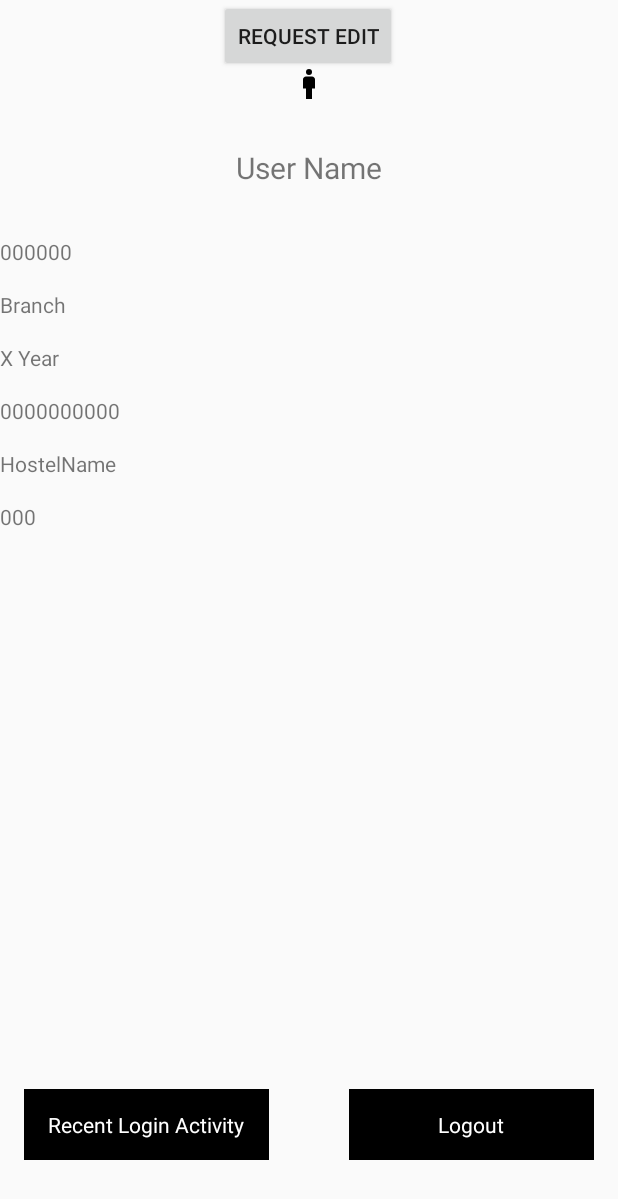
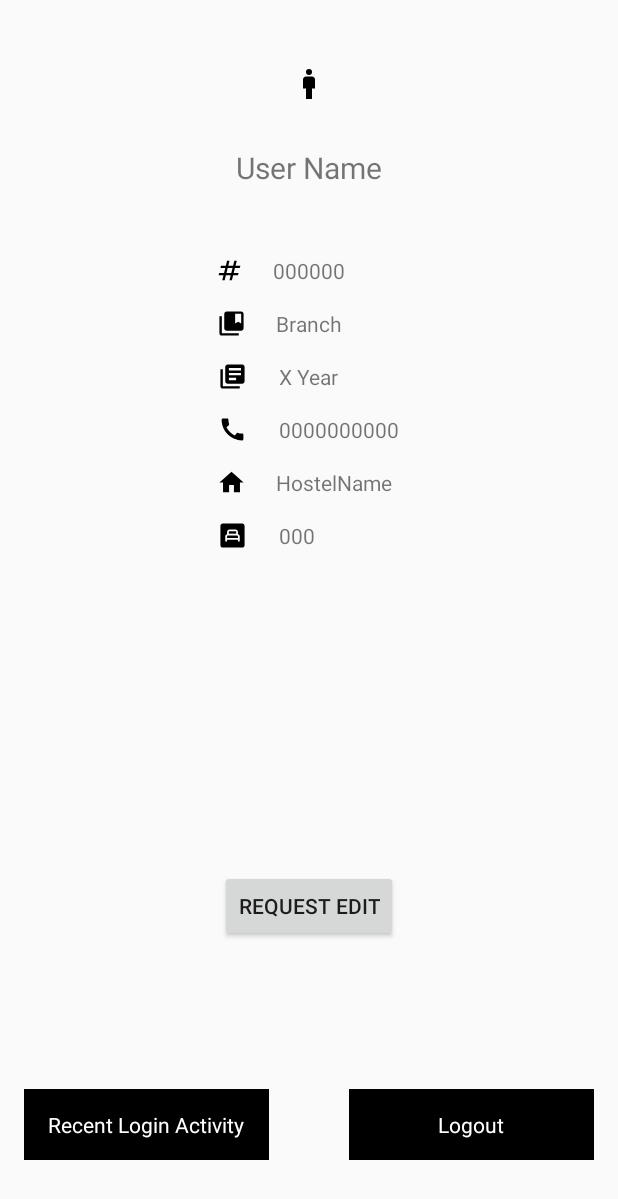
Before and after one commit to tech-shot-developer/check-in-check-out-android, an Android app: the Profile screen opened directly, with no data from a screen before it, on a phone screen of 412 x 824 dp. Shown: the top 1199 px of the screen. Run offline under Robolectric (Android 15) with nearby library versions, the phone set to English and light mode, and no system bars; our stand-ins replace CircleImageView.

```diff
--- a/app/build.gradle
+++ b/app/build.gradle
@@ -22,6 +22,9 @@ android {
             proguardFiles getDefaultProguardFile('proguard-android-optimize.txt'), 'proguard-rules.pro'
         }
     }
+    buildFeatures{
+        viewBinding = true
+    }
     compileOptions {
         sourceCompatibility JavaVersion.VERSION_1_8
         targetCompatibility JavaVersion.VERSION_1_8
--- a/app/src/main/java/com/example/check_in_check_out_android/view/MainActivity.kt
+++ b/app/src/main/java/com/example/check_in_check_out_android/view/MainActivity.kt
@@ -17,7 +17,7 @@ class MainActivity : AppCompatActivity() {
 
         signupButton = findViewById(R.id.signup)
         signupButton.setOnClickListener {
-            val intent = Intent(this, SignUpActivity::class.java)
+            val intent = Intent(this, Profile::class.java)
             startActivity(intent)
         }
     }
--- a/app/src/main/res/layout/activity_profile.xml
+++ b/app/src/main/res/layout/activity_profile.xml
@@ -32,10 +32,11 @@
         android:id="@+id/profile_rollnumber"
         android:layout_width="wrap_content"
         android:layout_height="wrap_content"
-        android:layout_marginTop="16dp"
+        android:layout_marginTop="20dp"
         android:text="000000"
-        app:layout_constraintTop_toBottomOf="@+id/profile_name"
-        tools:layout_editor_absoluteX="140dp" />
+        app:layout_constraintEnd_toStartOf="@+id/guideline_right"
+        app:layout_constraintStart_toStartOf="@+id/guideline_left"
+        app:layout_constraintTop_toTopOf="@+id/guideline3" />
 
     <TextView
         android:id="@+id/profile_branch"
@@ -43,8 +44,9 @@
         android:layout_height="wrap_content"
         android:layout_marginTop="16dp"
         android:text="Branch"
-        app:layout_constraintTop_toBottomOf="@+id/profile_rollnumber"
-        tools:layout_editor_absoluteX="140dp" />
+        app:layout_constraintEnd_toStartOf="@+id/guideline_right"
+        app:layout_constraintStart_toStartOf="@+id/guideline_left"
+        app:layout_constraintTop_toBottomOf="@+id/profile_rollnumber" />
 
     <TextView
         android:id="@+id/profile_year"
@@ -52,8 +54,9 @@
         android:layout_height="wrap_content"
         android:layout_marginTop="16dp"
         android:text="X Year"
-        app:layout_constraintTop_toBottomOf="@+id/profile_branch"
-        tools:layout_editor_absoluteX="140dp" />
+        app:layout_constraintEnd_toStartOf="@+id/guideline_right"
+        app:layout_constraintStart_toStartOf="@+id/guideline_left"
+        app:layout_constraintTop_toBottomOf="@+id/profile_branch" />
 
     <TextView
         android:id="@+id/profile_contact"
@@ -61,8 +64,10 @@
         android:layout_height="wrap_content"
         android:layout_marginTop="16dp"
         android:text="0000000000"
-        app:layout_constraintTop_toBottomOf="@+id/profile_year"
-        tools:layout_editor_absoluteX="140dp" />
+        app:layout_constraintEnd_toStartOf="@+id/guideline_right"
+        app:layout_constraintHorizontal_bias="0.651"
+        app:layout_constraintStart_toStartOf="@+id/guideline_left"
+        app:layout_constraintTop_toBottomOf="@+id/profile_year" />
 
     <TextView
         android:id="@+id/profile_hostel"
@@ -70,8 +75,10 @@
         android:layout_height="wrap_content"
         android:layout_marginTop="16dp"
         android:text="HostelName"
-        app:layout_constraintTop_toBottomOf="@+id/profile_contact"
-        tools:layout_editor_absoluteX="140dp" />
+        app:layout_constraintEnd_toStartOf="@+id/guideline_right"
+        app:layout_constraintHorizontal_bias="0.626"
+        app:layout_constraintStart_toStartOf="@+id/guideline_left"
+        app:layout_constraintTop_toBottomOf="@+id/profile_contact" />
 
     <TextView
         android:id="@+id/profile_room"
@@ -79,8 +86,10 @@
         android:layout_height="wrap_content"
         android:layout_marginTop="16dp"
         android:text="000"
-        app:layout_constraintTop_toBottomOf="@+id/profile_hostel"
-        tools:layout_editor_absoluteX="140dp" />
+        app:layout_constraintEnd_toStartOf="@+id/guideline_right"
+        app:layout_constraintHorizontal_bias="0.457"
+        app:layout_constraintStart_toStartOf="@+id/guideline_left"
+        app:layout_constraintTop_toBottomOf="@+id/profile_hostel" />
 
     <androidx.constraintlayout.widget.Guideline
         android:id="@+id/guideline_left"
@@ -100,65 +109,83 @@
         android:id="@+id/icon_rollnumber"
         android:layout_width="19dp"
         android:layout_height="19dp"
+        android:layout_marginStart="40dp"
+        android:layout_marginTop="20dp"
+        android:layout_marginEnd="16dp"
         app:layout_constraintEnd_toStartOf="@+id/profile_rollnumber"
-        app:layout_constraintStart_toStartOf="@+id/guideline2"
-        app:srcCompat="@drawable/ic_baseline_numbers_24"
-        tools:layout_editor_absoluteY="262dp" />
+        app:layout_constraintStart_toStartOf="@+id/guideline_left"
+        app:layout_constraintTop_toTopOf="@+id/guideline3"
+        app:srcCompat="@drawable/ic_baseline_numbers_24" />
+
+    <ImageView
+        android:id="@+id/icon_year"
+        android:layout_width="19dp"
+        android:layout_height="19dp"
+        android:layout_marginStart="40dp"
+        android:layout_marginTop="16dp"
+        android:layout_marginEnd="16dp"
+        app:layout_constraintEnd_toStartOf="@+id/profile_year"
+        app:layout_constraintStart_toStartOf="@+id/guideline_left"
+        app:layout_constraintTop_toBottomOf="@+id/icon_branch"
+        app:srcCompat="@drawable/ic_baseline_library_books_24" />
+
+    <ImageView
+        android:id="@+id/icon_contact"
+        android:layout_width="19dp"
+        android:layout_height="19dp"
+        android:layout_marginStart="40dp"
+        android:layout_marginTop="16dp"
+        android:layout_marginEnd="16dp"
+        app:layout_constraintEnd_toStartOf="@+id/profile_contact"
+        app:layout_constraintStart_toStartOf="@+id/guideline_left"
+        app:layout_constraintTop_toBottomOf="@+id/icon_year"
+        app:srcCompat="@drawable/ic_baseline_call_24" />
+
+    <ImageView
+        android:id="@+id/icon_hostel"
+        android:layout_width="19dp"
+        android:layout_height="19dp"
+        android:layout_marginStart="40dp"
+        android:layout_marginTop="16dp"
+        android:layout_marginEnd="16dp"
+        app:layout_constraintEnd_toStartOf="@+id/profile_hostel"
+        app:layout_constraintStart_toStartOf="@+id/guideline_left"
+        app:layout_constraintTop_toBottomOf="@+id/icon_contact"
+        app:srcCompat="@drawable/ic_baseline_home_24" />
+
+    <ImageView
+        android:id="@+id/icon_room"
+        android:layout_width="19dp"
+        android:layout_height="19dp"
+        android:layout_marginStart="40dp"
+        android:layout_marginTop="16dp"
+        android:layout_marginEnd="16dp"
+        app:layout_constraintEnd_toStartOf="@+id/profile_room"
+        app:layout_constraintStart_toStartOf="@+id/guideline_left"
+        app:layout_constraintTop_toBottomOf="@+id/icon_hostel"
+        app:srcCompat="@drawable/ic_baseline_bedroom_child_24" />
 
     <ImageView
         android:id="@+id/icon_branch"
         android:layout_width="19dp"
         android:layout_height="19dp"
+        android:layout_marginStart="40dp"
+        android:layout_marginTop="16dp"
+        android:layout_marginEnd="16dp"
         app:layout_constraintEnd_toStartOf="@+id/profile_branch"
-        app:layout_constraintStart_toStartOf="@+id/guideline2"
-        app:srcCompat="@drawable/ic_baseline_collections_bookmark_24"
-        tools:layout_editor_absoluteY="298dp" />
-
-    <ImageView
-        android:id="@+id/icon_year"
-        android:layout_width="19dp"
-        android:layout_height="19dp"
-        app:layout_constraintEnd_toStartOf="@+id/profile_year"
-        app:layout_constraintStart_toStartOf="@+id/guideline2"
-        app:srcCompat="@drawable/ic_baseline_library_books_24"
-        tools:layout_editor_absoluteY="333dp" />
-
-    <ImageView
-        android:id="@+id/icon_contact"
-        android:layout_width="19dp"
-        android:layout_height="19dp"
-        app:layout_constraintEnd_toStartOf="@+id/profile_contact"
-        app:layout_constraintStart_toStartOf="@+id/guideline2"
-        app:srcCompat="@drawable/ic_baseline_call_24"
-        tools:layout_editor_absoluteY="369dp" />
-
-    <ImageView
-        android:id="@+id/icon_hostel"
-        android:layout_width="19dp"
-        android:layout_height="19dp"
-        app:layout_constraintEnd_toStartOf="@+id/profile_hostel"
-        app:layout_constraintStart_toStartOf="@+id/guideline2"
-        app:srcCompat="@drawable/ic_baseline_home_24"
-        tools:layout_editor_absoluteY="404dp" />
-
-    <ImageView
-        android:id="@+id/icon_room"
-        android:layout_width="19dp"
-        android:layout_height="19dp"
-        app:layout_constraintEnd_toStartOf="@+id/profile_room"
-        app:layout_constraintStart_toStartOf="@+id/guideline2"
-        app:srcCompat="@drawable/ic_baseline_bedroom_child_24"
-        tools:layout_editor_absoluteY="440dp" />
+        app:layout_constraintStart_toStartOf="@+id/guideline_left"
+        app:layout_constraintTop_toBottomOf="@+id/icon_rollnumber"
+        app:srcCompat="@drawable/ic_baseline_collections_bookmark_24" />
 
     <Button
         android:id="@+id/button_edit"
         android:layout_width="wrap_content"
         android:layout_height="wrap_content"
+        android:layout_marginBottom="196dp"
         android:text="Request Edit"
+        app:layout_constraintBottom_toBottomOf="parent"
         app:layout_constraintEnd_toEndOf="parent"
-        app:layout_constraintHorizontal_bias="0.498"
-        app:layout_constraintStart_toStartOf="parent"
-        tools:layout_editor_absoluteY="478dp" />
+        app:layout_constraintStart_toStartOf="parent" />
 
     <TextView
         android:id="@+id/profile_recent_login"
@@ -192,4 +219,11 @@
         app:layout_constraintTop_toTopOf="parent"
         app:layout_constraintVertical_bias="0.935" />
 
+    <androidx.constraintlayout.widget.Guideline
+        android:id="@+id/guideline3"
+        android:layout_width="wrap_content"
+        android:layout_height="wrap_content"
+        android:orientation="horizontal"
+        app:layout_constraintGuide_begin="151dp" />
+
 </androidx.constraintlayout.widget.ConstraintLayout>
```
Also changed, not shown: app/src/main/java/com/example/check_in_check_out_android/view/SignUpActivity.kt (+41 -72 lines).
